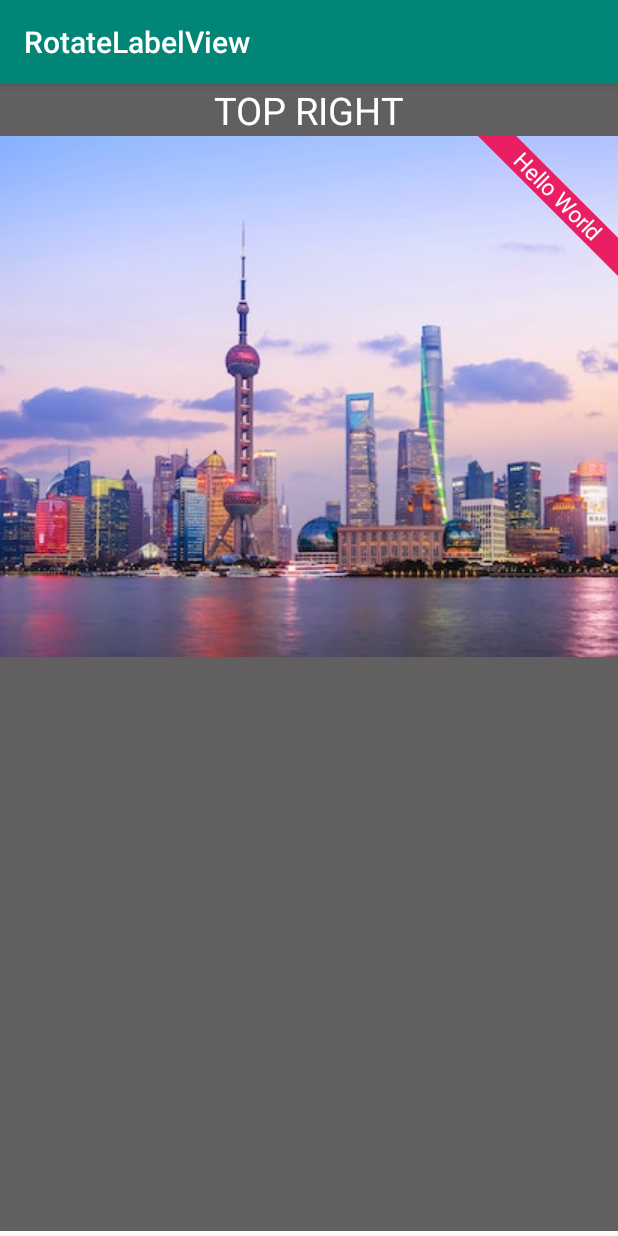
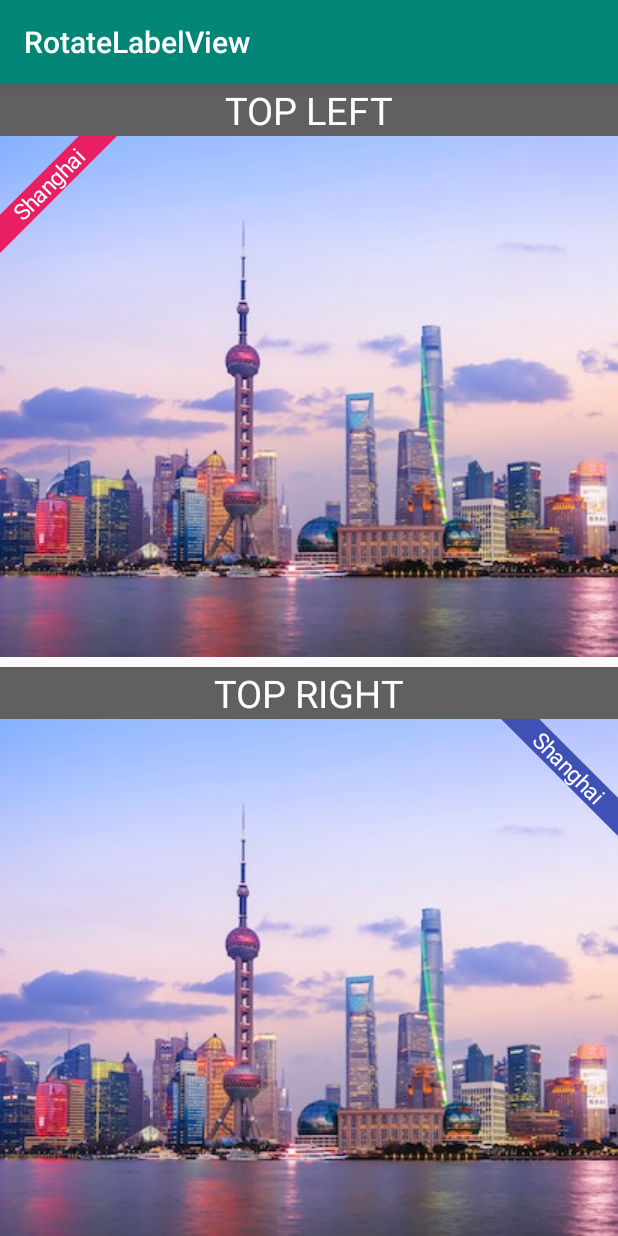
Before and after one commit to underwindfall/RotateLabelView, an Android app: the screen it shows after launch (MainActivity), on a phone screen of 412 x 824 dp. Run offline under Robolectric (Android 15) with nearby library versions, the phone set to English and light mode, and no system bars.

Commit message:
add multiple angles (#1)
* add multiple angles

* add documentations

* add publish scripts

```diff
--- a/app/src/main/java/com/qifan/rotatelabelview/MainActivity.kt
+++ b/app/src/main/java/com/qifan/rotatelabelview/MainActivity.kt
@@ -6,6 +6,7 @@ import android.view.View
 import androidx.appcompat.app.AppCompatActivity
 import androidx.recyclerview.widget.LinearLayoutManager
 import androidx.recyclerview.widget.RecyclerView
+import com.qifan.library.RotateLabelView
 import kotlinx.android.synthetic.main.activity_main.*
 
 class MainActivity : AppCompatActivity() {
@@ -29,7 +30,10 @@ class MainActivity : AppCompatActivity() {
             }
             adapter = RotateLabelAdapter(
                 arrayOf(
-                    RotateLabel("TOP RIGHT", "Hello World", RotateLabel.Type.TOP_RIGHT)
+                    RotateLabel("TOP LEFT", "Shanghai", RotateLabelView.Type.TOP_LEFT),
+                    RotateLabel("TOP RIGHT", "Shanghai", RotateLabelView.Type.TOP_RIGHT),
+                    RotateLabel("BOTTOM LEFT", "Shanghai", RotateLabelView.Type.BOTTOM_LEFT),
+                    RotateLabel("BOTTOM RIGHT", "Shanghai", RotateLabelView.Type.BOTTOM_RIGHT)
                 )
             )
         }
--- a/app/src/main/java/com/qifan/rotatelabelview/RotateLabelAdapter.kt
+++ b/app/src/main/java/com/qifan/rotatelabelview/RotateLabelAdapter.kt
@@ -13,23 +13,16 @@ import kotlin.random.Random
 /**
  * Created by Qifan on 2019-12-02.
  */
+private const val VIEW_TOP_RIGHT = 0
+private const val VIEW_TOP_LEFT = 1
+private const val VIEW_BOTTOM_RIGHT = 2
+private const val VIEW_BOTTOM_LEFT = 3
 
 data class RotateLabel(
     val title: String,
     val label: Label,
-    val type: Type
-) {
-    enum class Type {
-        TOP_RIGHT,
-        TOP_LEFT,
-        BOTTOM_RIGHT,
-        BOTTOM_LFET,
-        TOP_RIGHT_FILLED,
-        TOP_LEFT_FILLED,
-        BOTTOM_RIGHT_FILLED,
-        BOTTOM_LEFT_FILLED
-    }
-}
+    val type: RotateLabelView.Type
+)
 
 class RotateLabelAdapter(private val dataSource: Array<RotateLabel>) :
     RecyclerView.Adapter<RotateLabelAdapter.RotateLabelViewHolder>() {
@@ -45,17 +38,47 @@ class RotateLabelAdapter(private val dataSource: Array<RotateLabel>) :
     )
 
     override fun onCreateViewHolder(parent: ViewGroup, viewType: Int): RotateLabelViewHolder {
-        val view =
-            LayoutInflater.from(parent.context).inflate(R.layout.item_recycler, parent, false)
+        val view = when (viewType) {
+            VIEW_TOP_LEFT -> LayoutInflater.from(parent.context).inflate(
+                R.layout.item_recycler_top_left,
+                parent,
+                false
+            )
+            VIEW_TOP_RIGHT -> LayoutInflater.from(parent.context).inflate(
+                R.layout.item_recycler_top_right,
+                parent,
+                false
+            )
+            VIEW_BOTTOM_LEFT -> LayoutInflater.from(parent.context).inflate(
+                R.layout.item_recycler_bottom_left,
+                parent,
+                false
+            )
+            else -> LayoutInflater.from(parent.context).inflate(
+                R.layout.item_recycler_bottom_right,
+                parent,
+                false
+            )
+        }
         return RotateLabelViewHolder(view)
     }
 
     override fun getItemCount(): Int = dataSource.size
 
+    override fun getItemViewType(position: Int): Int {
+        return when (dataSource[position].type) {
+            RotateLabelView.Type.TOP_LEFT -> VIEW_TOP_LEFT
+            RotateLabelView.Type.TOP_RIGHT -> VIEW_TOP_RIGHT
+            RotateLabelView.Type.BOTTOM_LEFT -> VIEW_BOTTOM_LEFT
+            RotateLabelView.Type.BOTTOM_RIGHT -> VIEW_BOTTOM_RIGHT
+        }
+    }
+
     override fun onBindViewHolder(holder: RotateLabelViewHolder, position: Int) {
         holder.title.text = dataSource[position].title
         holder.rotateLabel.setLabel(dataSource[position].label)
         holder.rotateLabel.setBackgroundColor(RANDOM_COLORS[Random.nextInt(RANDOM_COLORS.size)])
+        holder.rotateLabel.setType(dataSource[position].type)
     }
 
     inner class RotateLabelViewHolder internal constructor(itemView: View) :
--- a/app/src/main/res/layout/item_recycler.xml
+++ b/app/src/main/res/layout/item_recycler_bottom_right.xml
@@ -3,7 +3,7 @@
     xmlns:app="http://schemas.android.com/apk/res-auto"
     xmlns:tools="http://schemas.android.com/tools"
     android:layout_width="match_parent"
-    android:layout_height="match_parent"
+    android:layout_height="wrap_content"
     android:background="#615F5F">
 
     <androidx.appcompat.widget.AppCompatTextView
@@ -34,8 +34,8 @@
         android:background="@android:color/transparent"
         app:background_color="@color/colorAccent"
         app:label="Android"
+        app:layout_constraintBottom_toBottomOf="@id/image"
         app:layout_constraintEnd_toEndOf="@id/image"
-        app:layout_constraintTop_toTopOf="@id/image"
         app:text_color="@android:color/white"
         app:text_size="15sp" />
 
--- /dev/null
+++ b/app/src/main/res/layout/item_recycler_top_left.xml
@@ -0,0 +1,42 @@
+<?xml version="1.0" encoding="utf-8"?>
+<androidx.constraintlayout.widget.ConstraintLayout xmlns:android="http://schemas.android.com/apk/res/android"
+    xmlns:app="http://schemas.android.com/apk/res-auto"
+    xmlns:tools="http://schemas.android.com/tools"
+    android:layout_width="match_parent"
+    android:layout_height="wrap_content"
+    android:background="#615F5F">
+
+    <androidx.appcompat.widget.AppCompatTextView
+        android:id="@+id/title"
+        android:layout_width="wrap_content"
+        android:layout_height="wrap_content"
+        android:textColor="@android:color/white"
+        android:textSize="25sp"
+        app:layout_constraintEnd_toEndOf="parent"
+        app:layout_constraintStart_toStartOf="parent"
+        app:layout_constraintTop_toTopOf="parent"
+        tools:text="This is Title" />
+
+    <androidx.appcompat.widget.AppCompatImageView
+        android:id="@+id/image"
+        android:layout_width="wrap_content"
+        android:layout_height="wrap_content"
+        android:scaleType="centerCrop"
+        android:src="@drawable/image"
+        app:layout_constraintEnd_toEndOf="parent"
+        app:layout_constraintStart_toStartOf="parent"
+        app:layout_constraintTop_toBottomOf="@+id/title" />
+
+    <com.qifan.library.RotateLabelView
+        android:id="@+id/rotate_label"
+        android:layout_width="wrap_content"
+        android:layout_height="wrap_content"
+        android:background="@android:color/transparent"
+        app:background_color="@color/colorAccent"
+        app:label="Android"
+        app:layout_constraintStart_toStartOf="@id/image"
+        app:layout_constraintTop_toTopOf="@id/image"
+        app:text_color="@android:color/white"
+        app:text_size="15sp" />
+
+</androidx.constraintlayout.widget.ConstraintLayout>
--- /dev/null
+++ b/app/src/main/res/layout/item_recycler_top_right.xml
@@ -0,0 +1,42 @@
+<?xml version="1.0" encoding="utf-8"?>
+<androidx.constraintlayout.widget.ConstraintLayout xmlns:android="http://schemas.android.com/apk/res/android"
+    xmlns:app="http://schemas.android.com/apk/res-auto"
+    xmlns:tools="http://schemas.android.com/tools"
+    android:layout_width="match_parent"
+    android:layout_height="wrap_content"
+    android:background="#615F5F">
+
+    <androidx.appcompat.widget.AppCompatTextView
+        android:id="@+id/title"
+        android:layout_width="wrap_content"
+        android:layout_height="wrap_content"
+        android:textColor="@android:color/white"
+        android:textSize="25sp"
+        app:layout_constraintEnd_toEndOf="parent"
+        app:layout_constraintStart_toStartOf="parent"
+        app:layout_constraintTop_toTopOf="parent"
+        tools:text="This is Title" />
+
+    <androidx.appcompat.widget.AppCompatImageView
+        android:id="@+id/image"
+        android:layout_width="wrap_content"
+        android:layout_height="wrap_content"
+        android:scaleType="centerCrop"
+        android:src="@drawable/image"
+        app:layout_constraintEnd_toEndOf="parent"
+        app:layout_constraintStart_toStartOf="parent"
+        app:layout_constraintTop_toBottomOf="@+id/title" />
+
+    <com.qifan.library.RotateLabelView
+        android:id="@+id/rotate_label"
+        android:layout_width="wrap_content"
+        android:layout_height="wrap_content"
+        android:background="@android:color/transparent"
+        app:background_color="@color/colorAccent"
+        app:label="Android"
+        app:layout_constraintEnd_toEndOf="@id/image"
+        app:layout_constraintTop_toTopOf="@id/image"
+        app:text_color="@android:color/white"
+        app:text_size="15sp" />
+
+</androidx.constraintlayout.widget.ConstraintLayout>
--- a/build.gradle
+++ b/build.gradle
@@ -2,6 +2,8 @@
 
 buildscript {
     ext.kotlin_version = '1.3.61'
+    ext.bintray_version = '0.9.1'
+    ext.publish_version = '1.0.0'
     repositories {
         google()
         jcenter()
@@ -10,6 +12,7 @@ buildscript {
     dependencies {
         classpath 'com.android.tools.build:gradle:3.5.2'
         classpath "org.jetbrains.kotlin:kotlin-gradle-plugin:$kotlin_version"
+        classpath "com.novoda:bintray-release:$bintray_version"
         // NOTE: Do not place your application dependencies here; they belong
         // in the individual module build.gradle files
     }
--- a/library/src/main/java/com/qifan/library/RotateLabelView.kt
+++ b/library/src/main/java/com/qifan/library/RotateLabelView.kt
@@ -31,6 +31,7 @@ interface RotateLabelComponent {
     fun setBackgroundColor(@ColorRes color: Int)
     fun setTextColor(@ColorRes color: Int)
     fun setTextSize(textSize: Float)
+    fun setType(type: RotateLabelView.Type)
 }
 
 class RotateLabelView : View, RotateLabelComponent {
@@ -38,6 +39,7 @@ class RotateLabelView : View, RotateLabelComponent {
     private val DEFAULT_TEXT_SIZE = 30f
     private val DEFAULT_BACKGROUND_COLOR = android.R.color.black
     private val DEFAULT_TEXT_COLOR = android.R.color.white
+    private val DEFAULT_STYLE = Type.TOP_RIGHT
 
     private var contentTextSize = sp2px(DEFAULT_TEXT_SIZE)
     private lateinit var content: Label
@@ -46,6 +48,7 @@ class RotateLabelView : View, RotateLabelComponent {
         get() = (contentTextSize / sin(Math.toRadians(rotationAngle.toDouble()))).toFloat() * 1.2f
     private var backgroundColor: Int = ContextCompat.getColor(context, DEFAULT_BACKGROUND_COLOR)
     private var textColor: Int = ContextCompat.getColor(context, DEFAULT_BACKGROUND_COLOR)
+    private var labelType: Type = DEFAULT_STYLE
 
     private val paint = Paint(Paint.ANTI_ALIAS_FLAG)
     private val textPaint = Paint(Paint.ANTI_ALIAS_FLAG)
@@ -85,6 +88,16 @@ class RotateLabelView : View, RotateLabelComponent {
                 ) { predicateErrorMessage }
 
                 getString(R.styleable.RotateLabelView_label)?.apply { content = this }
+                getInt(R.styleable.RotateLabelView_type, 0).apply {
+                    labelType = when (this) {
+                        0 -> Type.TOP_LEFT
+                        1 -> Type.TOP_RIGHT
+                        2 -> Type.BOTTOM_LEFT
+                        3 -> Type.BOTTOM_RIGHT
+                        else -> Type.TOP_RIGHT
+                    }
+                }
+
                 backgroundColor = getColor(
                     R.styleable.RotateLabelView_background_color,
                     ContextCompat.getColor(context, DEFAULT_BACKGROUND_COLOR)
@@ -140,29 +153,60 @@ class RotateLabelView : View, RotateLabelComponent {
     private fun drawBackground(canvas: Canvas) {
         val w = width.toFloat()
         val h = height.toFloat()
+        val path = when (labelType) {
+            Type.TOP_RIGHT -> Path().apply {
+                reset()
+                lineTo(w, h)
+                lineTo(w, h - tagLengthSize)
+                lineTo(tagLengthSize, 0f)
+                close()
+            }
+            Type.TOP_LEFT -> Path().apply {
+                reset()
+                moveTo(0f, h - tagLengthSize)
+                lineTo(0f, h)
+                lineTo(w, 0f)
+                lineTo(w - tagLengthSize, 0f)
+                close()
+            }
+            Type.BOTTOM_RIGHT -> Path().apply {
+                reset()
+                moveTo(0f, h)
+                lineTo(tagLengthSize, h)
+                lineTo(w, tagLengthSize)
+                lineTo(w, 0f)
+                close()
+            }
+            Type.BOTTOM_LEFT -> Path().apply {
+                reset()
+                moveTo(0f, 0f)
+                lineTo(0f, tagLengthSize)
+                lineTo(w - tagLengthSize, h)
+                lineTo(w, h)
+                close()
+            }
+        }
 
-        val path = Path().apply {
-            reset()
-            lineTo(w, h)
-            lineTo(w, h - tagLengthSize)
-            lineTo(tagLengthSize, 0f)
-            close()
-        }
         canvas.apply {
             drawPath(path, paint)
         }
     }
-
     private fun drawText(canvas: Canvas) {
         val w = canvas.width
         val h = canvas.height
         val size = min(w, h)
+        val textHeight = fontMetrics.descent - fontMetrics.ascent
+        val (angle, offset) = when (labelType) {
+            Type.TOP_RIGHT -> Pair(rotationAngle.toFloat(), -textHeight / 2)
+            Type.TOP_LEFT -> Pair(-rotationAngle.toFloat(), -textHeight / 2)
+            Type.BOTTOM_RIGHT -> Pair(-rotationAngle.toFloat(), textHeight / 2)
+            Type.BOTTOM_LEFT -> Pair(rotationAngle.toFloat(), textHeight / 2)
+        }
         canvas.apply {
             save()
-            rotate(rotationAngle.toFloat(), (size / 2).toFloat(), (size / 2).toFloat())
-            val textHeight = fontMetrics.descent - fontMetrics.ascent
+            rotate(angle, (size / 2).toFloat(), (size / 2).toFloat())
             val textBaseY =
-                size / 2f - (fontMetrics.descent + fontMetrics.ascent) / 2f - (textHeight) / 2
+                size / 2f - (fontMetrics.descent + fontMetrics.ascent) / 2f +offset
             canvas.drawText(
                 content,
                 (paddingLeft + (size - paddingLeft - paddingRight) / 2).toFloat(),
@@ -179,8 +223,6 @@ class RotateLabelView : View, RotateLabelComponent {
         val width = min(widthMeasureSpec, heightMeasureSpec)
         val size = measureWidth(width)
         setMeasuredDimension(size, size)
-//        val size = max(widthMeasureSpec, heightMeasureSpec)
-//        setMeasuredDimension(size, size)
     }
 
     private fun measureWidth(size: Int): Int {
@@ -226,12 +268,9 @@ class RotateLabelView : View, RotateLabelComponent {
         invalidate()
     }
 
-    private fun dp2px(dp: Float): Float {
-        return TypedValue.applyDimension(
-            TypedValue.COMPLEX_UNIT_DIP,
-            dp,
-            Resources.getSystem().displayMetrics
-        )
+    override fun setType(type: Type) {
+        labelType = type
+        invalidate()
     }
 
     private fun sp2px(sp: Float): Float {
@@ -256,4 +295,11 @@ class RotateLabelView : View, RotateLabelComponent {
             typedArray.recycle()
         }
     }
+
+    enum class Type {
+        TOP_RIGHT,
+        TOP_LEFT,
+        BOTTOM_RIGHT,
+        BOTTOM_LEFT
+    }
 }
--- a/library/src/main/res/values/attrs.xml
+++ b/library/src/main/res/values/attrs.xml
@@ -6,5 +6,11 @@
         <attr name="background_color" format="color" />
         <attr name="text_size" format="dimension" />
         <attr name="rotation_angle" format="integer" />
+        <attr name="type" format="enum">
+            <enum name="TOP_LEFT" value="0" />
+            <enum name="TOP_RIGHT" value="1" />
+            <enum name="BOTTOM_LEFT" value="2" />
+            <enum name="BOTTOM_RIGHT" value="3" />
+        </attr>
     </declare-styleable>
 </resources>
```
Also changed, not shown: app/src/main/res/layout/item_recycler_bottom_left.xml (added, +42 -0 lines), library/build.gradle (+18 -0 lines), 2 other files.
